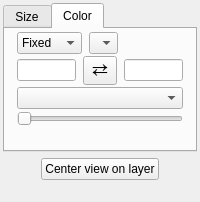
glue-viz/glue-wwt, file glue_wwt/viewer/layer_style_editor.ui: the form before one commit.
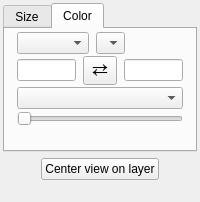
The form after the commit. Custom widgets are drawn as their Qt base class.

Commit message: Fix compatibility with PyWWT 0.5 (hide the Linear color/size modes)

The edit to the form file:
```diff
--- a/glue_wwt/viewer/layer_style_editor.ui
+++ b/glue_wwt/viewer/layer_style_editor.ui
@@ -245,16 +245,6 @@
               <height>16777215</height>
              </size>
             </property>
-            <item>
-             <property name="text">
-              <string>Fixed</string>
-             </property>
-            </item>
-            <item>
-             <property name="text">
-              <string>Linear</string>
-             </property>
-            </item>
            </widget>
           </item>
           <item>
```
Left out of the diff: 14 changed lines with no effect on the pictures. The commit also changes 2 other files.
